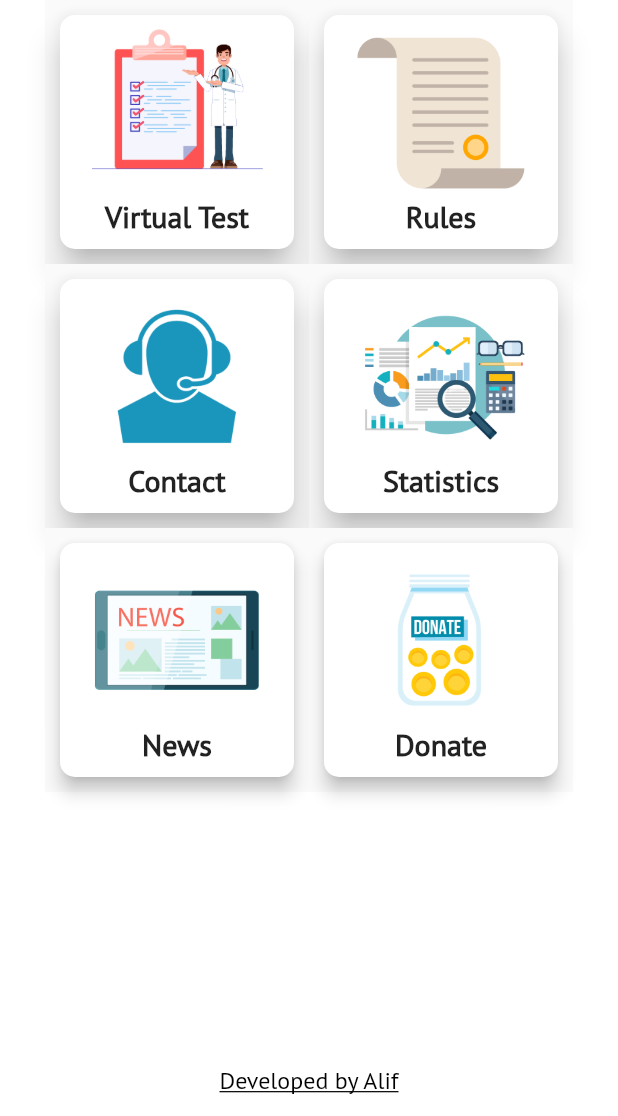
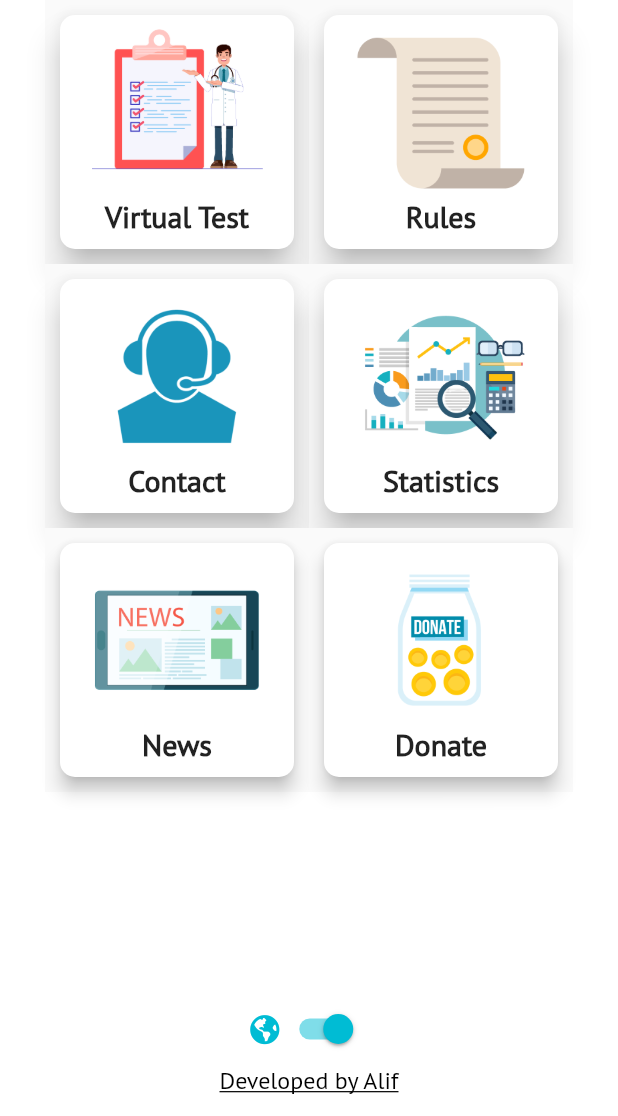
Before and after one commit to thealiflab/CoronaAlert, a Flutter app: the screen it shows after launch, on a phone screen of 412 x 824 dp, the part 120-1236 px from its top. Run offline on Flutter 3.47's test engine with Material 2 defaults, Android fonts, the phone set to English and light mode, and no system bars; our stand-ins replace font_awesome_flutter, rflutter_alert, shared_preferences; missing offline and left inert: fancy_on_boarding.

Commit message:
First Localization add in Menu Screen successfully

```diff
--- /dev/null
+++ b/lib/localization/app_language.dart
@@ -0,0 +1,35 @@
+import 'package:flutter/material.dart';
+import 'package:shared_preferences/shared_preferences.dart';
+
+class AppLanguage extends ChangeNotifier {
+  Locale _appLocale = Locale('en');
+
+  Locale get appLocal => _appLocale ?? Locale("en");
+
+  fetchLocale() async {
+    var prefs = await SharedPreferences.getInstance();
+    if (prefs.getString('language_code') == null) {
+      _appLocale = Locale('en');
+      return Null;
+    }
+    _appLocale = Locale(prefs.getString('language_code'));
+    return Null;
+  }
+
+  void changeLanguage(Locale type) async {
+    var prefs = await SharedPreferences.getInstance();
+    if (_appLocale == type) {
+      return;
+    }
+    if (type == Locale("bn")) {
+      _appLocale = Locale("bn");
+      await prefs.setString('language_code', 'bn');
+      await prefs.setString('countryCode', 'BD');
+    } else {
+      _appLocale = Locale("en");
+      await prefs.setString('language_code', 'en');
+      await prefs.setString('countryCode', 'US');
+    }
+    notifyListeners();
+  }
+}
--- /dev/null
+++ b/lib/localization/app_localizations.dart
@@ -0,0 +1,67 @@
+import 'dart:async';
+import 'dart:convert';
+
+import 'package:flutter/material.dart';
+import 'package:flutter/services.dart';
+
+class AppLocalizations {
+  final Locale locale;
+
+  AppLocalizations(this.locale);
+
+  // Helper method to keep the code in the widgets concise
+  // Localizations are accessed using an InheritedWidget "of" syntax
+  static AppLocalizations of(BuildContext context) {
+    return Localizations.of<AppLocalizations>(context, AppLocalizations);
+  }
+
+  // Static member to have a simple access to the delegate from the MaterialApp
+  static const LocalizationsDelegate<AppLocalizations> delegate =
+      _AppLocalizationsDelegate();
+
+  Map<String, String> _localizedStrings;
+
+  Future<bool> load() async {
+    // Load the language JSON file from the "i18n" folder
+    String jsonString =
+        await rootBundle.loadString('assets/i18n/${locale.languageCode}.json');
+    Map<String, dynamic> jsonMap = json.decode(jsonString);
+
+    _localizedStrings = jsonMap.map((key, value) {
+      return MapEntry(key, value.toString());
+    });
+
+    return true;
+  }
+
+  // This method will be called from every widget which needs a localized text
+  String translate(String key) {
+    return _localizedStrings[key];
+  }
+}
+
+// LocalizationsDelegate is a factory for a set of localized resources
+// In this case, the localized strings will be gotten in an AppLocalizations object
+class _AppLocalizationsDelegate
+    extends LocalizationsDelegate<AppLocalizations> {
+  // This delegate instance will never change (it doesn't even have fields!)
+  // It can provide a constant constructor.
+  const _AppLocalizationsDelegate();
+
+  @override
+  bool isSupported(Locale locale) {
+    // Include all of your supported language codes here
+    return ['en', 'bn'].contains(locale.languageCode);
+  }
+
+  @override
+  Future<AppLocalizations> load(Locale locale) async {
+    // AppLocalizations class is where the JSON loading actually runs
+    AppLocalizations localizations = new AppLocalizations(locale);
+    await localizations.load();
+    return localizations;
+  }
+
+  @override
+  bool shouldReload(_AppLocalizationsDelegate old) => false;
+}
--- a/lib/main.dart
+++ b/lib/main.dart
@@ -5,12 +5,31 @@ import 'package:coronaalert/screens/menu/pages/vtest/vtest_page.dart';
 import 'package:flutter/material.dart';
 import 'screens/steps/steps_screen.dart';
 import 'screens/menu/pages/statistics/country/countries_page.dart';
+import 'package:flutter_localizations/flutter_localizations.dart';
+import 'localization/app_localizations.dart';
+import 'localization/app_language.dart';
+import 'package:provider/provider.dart';
 
-void main() => runApp(MyApp());
+void main() async {
+  WidgetsFlutterBinding.ensureInitialized();
+  AppLanguage appLanguage = AppLanguage();
+  await appLanguage.fetchLocale();
+  runApp(
+    MyApp(
+      appLanguage: appLanguage,
+    ),
+  );
+}
 
 class MyApp extends StatelessWidget {
+  final AppLanguage appLanguage;
+  MyApp({this.appLanguage});
+
   @override
   Widget build(BuildContext context) {
+    return ChangeNotifierProvider<AppLanguage>(
+      child: Consumer<AppLanguage>(
+        builder: (context, model, child) {
           return MaterialApp(
             title: 'Corona Alert App',
             theme: ThemeData(
@@ -18,6 +37,17 @@ class MyApp extends StatelessWidget {
               accentColor: Colors.white,
               fontFamily: 'PTSans',
             ),
+            locale: model.appLocal,
+            supportedLocales: [
+              Locale('en', 'US'),
+              Locale('bn', 'BD'),
+            ],
+            localizationsDelegates: [
+              AppLocalizations.delegate,
+              GlobalMaterialLocalizations.delegate,
+              GlobalWidgetsLocalizations.delegate,
+              GlobalCupertinoLocalizations.delegate,
+            ],
             initialRoute: MenuScreen.id,
             routes: {
               MenuScreen.id: (context) => MenuScreen(),
@@ -28,5 +58,9 @@ class MyApp extends StatelessWidget {
               CountriesPage.id: (context) => CountriesPage(),
             },
           );
+        },
+      ),
+      create: (_) => appLanguage,
+    );
   }
 }
--- a/lib/screens/menu/menu_screen.dart
+++ b/lib/screens/menu/menu_screen.dart
@@ -3,6 +3,7 @@ import 'package:coronaalert/screens/menu/pages/vtest/vtest_page.dart';
 import 'package:coronaalert/screens/steps/steps_screen.dart';
 import 'package:flutter/cupertino.dart';
 import 'package:flutter/material.dart';
+import 'package:font_awesome_flutter/font_awesome_flutter.dart';
 import 'screen_widgets/menu_header.dart';
 import 'screen_widgets/menu_card.dart';
 import 'package:url_launcher/url_launcher.dart';
@@ -12,12 +13,29 @@ import 'pages/vtest/vtest_page.dart';
 import 'package:coronaalert/constants.dart';
 import 'pages/news/news_card.dart';
 import 'pages/donate/donate_card.dart';
+import '../../localization/app_localizations.dart';
+import '../../localization/app_language.dart';
+import 'package:provider/provider.dart';
 
-class MenuScreen extends StatelessWidget {
+class MenuScreen extends StatefulWidget {
   static const id = 'menu_screen';
 
   @override
+  _MenuScreenState createState() => _MenuScreenState();
+}
+
+class _MenuScreenState extends State<MenuScreen> {
+  bool switchValue = true;
+
+  onSwitchValueChanged(bool newValue) {
+    setState(() {
+      switchValue = newValue;
+    });
+  }
+
+  @override
   Widget build(BuildContext context) {
+    var appLanguage = Provider.of<AppLanguage>(context);
     return Scaffold(
       body: Container(
         color: Colors.white,
@@ -32,7 +50,8 @@ class MenuScreen extends StatelessWidget {
                   physics: NeverScrollableScrollPhysics(),
                   children: <Widget>[
                     MenuCard(
-                      title: 'Virtual Test',
+                      title:
+                          AppLocalizations.of(context).translate('menuCard1'),
                       image: Image.asset(
                         'assets/images/vtest.png',
                         fit: BoxFit.contain,
@@ -43,7 +62,8 @@ class MenuScreen extends StatelessWidget {
                       cardShadow: 9.0,
                     ),
                     MenuCard(
-                      title: 'Rules',
+                      title:
+                          AppLocalizations.of(context).translate('menuCard2'),
                       image: Image.asset(
                         'assets/images/rules.png',
                         fit: BoxFit.contain,
@@ -54,7 +74,8 @@ class MenuScreen extends StatelessWidget {
                       cardShadow: 9.0,
                     ),
                     MenuCard(
-                      title: 'Contact',
+                      title:
+                          AppLocalizations.of(context).translate('menuCard3'),
                       image: Image.asset(
                         'assets/images/contact.png',
                         fit: BoxFit.contain,
@@ -65,7 +86,8 @@ class MenuScreen extends StatelessWidget {
                       cardShadow: 9.0,
                     ),
                     MenuCard(
-                      title: 'Statistics',
+                      title:
+                          AppLocalizations.of(context).translate('menuCard4'),
                       image: Image.asset(
                         'assets/images/statistics.png',
                         fit: BoxFit.contain,
@@ -76,7 +98,8 @@ class MenuScreen extends StatelessWidget {
                       cardShadow: 9.0,
                     ),
                     MenuCard(
-                      title: 'News',
+                      title:
+                          AppLocalizations.of(context).translate('menuCard5'),
                       image: Image.asset(
                         'assets/images/news.png',
                         fit: BoxFit.contain,
@@ -93,7 +116,8 @@ class MenuScreen extends StatelessWidget {
                       cardShadow: 5.0,
                     ),
                     MenuCard(
-                      title: 'Donate',
+                      title:
+                          AppLocalizations.of(context).translate('menuCard6'),
                       image: Image.asset(
                         'assets/images/donate.png',
                         fit: BoxFit.contain,
@@ -112,6 +136,28 @@ class MenuScreen extends StatelessWidget {
                   ],
                 ),
               ),
+            ),
+            Row(
+              mainAxisAlignment: MainAxisAlignment.center,
+              children: <Widget>[
+                Icon(
+                  FontAwesomeIcons.globeAmericas,
+                  color: Colors.cyan,
+                  size: 20,
+                ),
+                Switch(
+                  value: switchValue,
+                  onChanged: (newValue) {
+                    onSwitchValueChanged(newValue);
+                    if (newValue) {
+                      appLanguage.changeLanguage(Locale("bn"));
+                    } else {
+                      appLanguage.changeLanguage(Locale("en"));
+                    }
+                  },
+                  activeColor: Colors.cyan,
+                ),
+              ],
             ),
             GestureDetector(
               child: Center(
--- a/lib/screens/menu/screen_widgets/menu_header.dart
+++ b/lib/screens/menu/screen_widgets/menu_header.dart
@@ -1,4 +1,5 @@
 import 'package:flutter/material.dart';
+import '../../../localization/app_localizations.dart';
 
 class MenuHeader extends StatelessWidget {
   @override
@@ -11,7 +12,7 @@ class MenuHeader extends StatelessWidget {
         mainAxisAlignment: MainAxisAlignment.end,
         children: <Widget>[
           Text(
-            'Corona Alert',
+            AppLocalizations.of(context).translate('menuHeader'),
             style: TextStyle(
               fontSize: 30.0,
               letterSpacing: 3,
```
Also changed, not shown: assets/i18n/bn.json (added, +9 -0 lines), assets/i18n/en.json (added, +9 -0 lines), pubspec.yaml (+6 -2 lines), assets/images/statecoronamap.png (added), pubspec.lock. Lines whose indentation alone changed are shown as unchanged.
